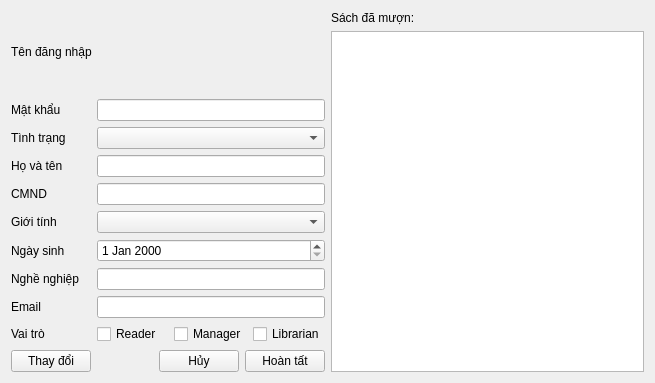
Old version of the form information.ui in the repository fantasyinferno/libpro.
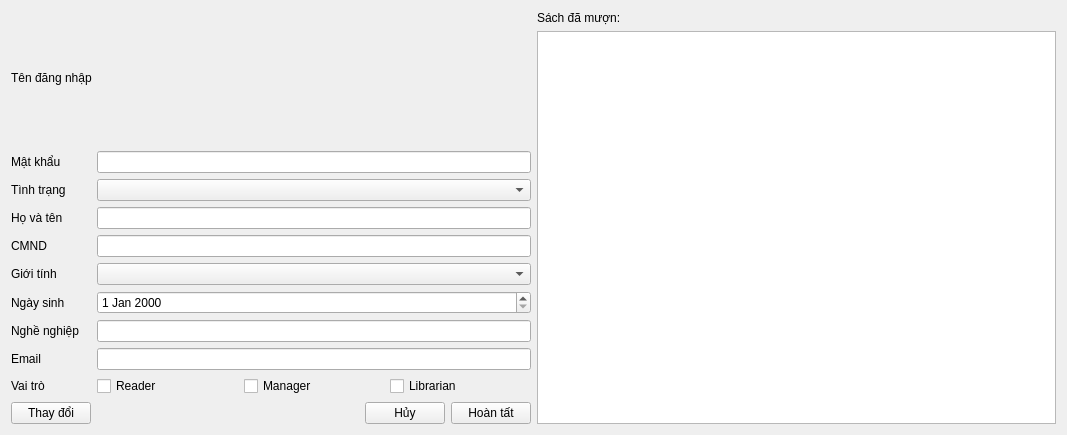
New version of the form.

```diff
--- a/information.ui
+++ b/information.ui
@@ -6,8 +6,8 @@
    <rect>
     <x>0</x>
     <y>0</y>
-    <width>655</width>
-    <height>383</height>
+    <width>1067</width>
+    <height>435</height>
    </rect>
   </property>
   <property name="windowTitle">
@@ -363,7 +363,7 @@
         </widget>
        </item>
        <item>
-        <widget class="QListView" name="sachDaMuon"/>
+        <widget class="QTableView" name="sachDaMuon"/>
        </item>
       </layout>
      </item>
```
